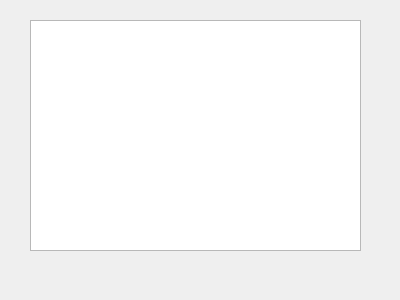
Qt form mapping-my-trip-main/Editdialog.ui (yni58-ni/MappingTrip) before a commit.
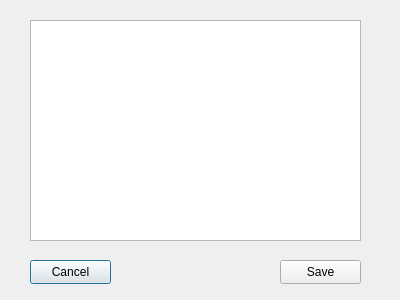
The same form after that commit.

What changed in the file:
```diff
--- a/mapping-my-trip-main/Editdialog.ui
+++ b/mapping-my-trip-main/Editdialog.ui
@@ -13,15 +13,47 @@
   <property name="windowTitle">
    <string>Dialog</string>
   </property>
+  <widget class="QPushButton" name="Cancel">
+   <property name="geometry">
+    <rect>
+     <x>30</x>
+     <y>260</y>
+     <width>81</width>
+     <height>24</height>
+    </rect>
+   </property>
+   <property name="text">
+    <string>Cancel</string>
+   </property>
+  </widget>
+  <widget class="QPushButton" name="Save">
+   <property name="geometry">
+    <rect>
+     <x>280</x>
+     <y>260</y>
+     <width>81</width>
+     <height>24</height>
+    </rect>
+   </property>
+   <property name="text">
+    <string>Save</string>
+   </property>
+  </widget>
   <widget class="QTextEdit" name="textEdit">
    <property name="geometry">
     <rect>
      <x>30</x>
      <y>20</y>
      <width>331</width>
-     <height>231</height>
+     <height>221</height>
     </rect>
    </property>
+   <property name="font">
+    <font>
+     <family>Times New Roman</family>
+     <pointsize>12</pointsize>
+    </font>
+   </property>
   </widget>
  </widget>
  <resources/>
```
